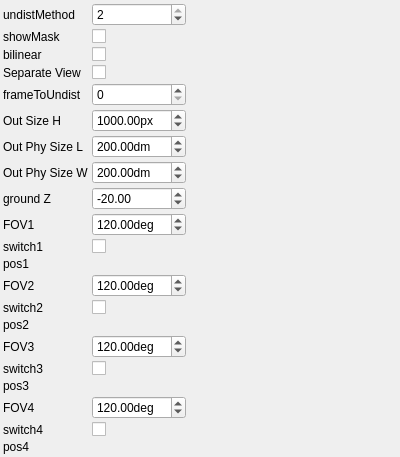
Above: applications/merger/ui/mergerControlWidget.ui from NickPenkrat/corecvs before the change. Below: the same form after it.
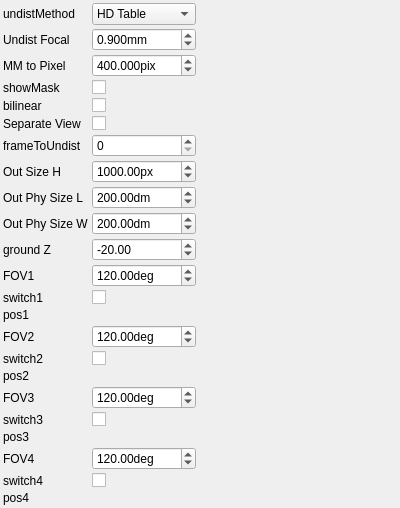
That is the form after the change. Custom widgets are drawn as their Qt base class.

Commit message: New HD table

```diff
--- a/applications/merger/ui/mergerControlWidget.ui
+++ b/applications/merger/ui/mergerControlWidget.ui
@@ -28,191 +28,202 @@
      </widget>
     </item>
     <item row="0" column="1">
-     <widget class="QSpinBox" name="undistMethodSpinBox">
+     <widget class="QComboBox" name="undistMethodComboBox">
        <property name="toolTip">
          <string>undistMethod</string>
        </property>
-       <property name="minimum">
-        <number>0</number>
+       <property name="currentIndex">
+         <number>3</number>
        </property>
-       <property name="maximum">
-        <number>2</number>
-       </property>
-       <property name="singleStep">
-        <number>1</number>
-       </property>
-       <property name="value">
-        <number>2</number>
-       </property>
-       <property name="prefix">
-        <string></string>
-       </property>
-       <property name="suffix">
-        <string></string>
-       </property>
+       <item>
+        <property name="text">
+         <string>None</string>
+        </property>
+       </item>
+       <item>
+        <property name="text">
+         <string>Square Table</string>
+        </property>
+       </item>
+       <item>
+        <property name="text">
+         <string>Radial Table</string>
+        </property>
+       </item>
+       <item>
+        <property name="text">
+         <string>HD Table</string>
+        </property>
+       </item>
      </widget>
     </item>
     <item row="1" column="0">
      <widget class="QLabel" name="label_1">
        <property name="text">
-         <string>showMask</string>
+         <string>Undist Focal</string>
        </property>
      </widget>
     </item>
     <item row="1" column="1">
-     <widget class="QCheckBox" name="showMaskCheckBox">
+     <widget class="QDoubleSpinBox" name="undistFocalSpinBox">
        <property name="toolTip">
-         <string>showMask</string>
+         <string>Undist Focal</string>
        </property>
-       <property name="checked">
-           <bool>1</bool>
+       <property name="decimals">
+        <number>3</number>
+       </property>
+       <property name="minimum">
+        <double>0</double>
+       </property>
+       <property name="maximum">
+        <double>99999</double>
+       </property>
+       <property name="singleStep">
+        <double>1</double>
+       </property>
+       <property name="value">
+        <double>0.9</double>
+       </property>
+       <property name="prefix">
+        <string></string>
+       </property>
+       <property name="suffix">
+        <string>mm</string>
        </property>
      </widget>
     </item>
     <item row="2" column="0">
      <widget class="QLabel" name="label_2">
        <property name="text">
-         <string>bilinear</string>
+         <string>MM to Pixel</string>
        </property>
      </widget>
     </item>
     <item row="2" column="1">
-     <widget class="QCheckBox" name="bilinearCheckBox">
+     <widget class="QDoubleSpinBox" name="mMToPixelSpinBox">
        <property name="toolTip">
-         <string>bilinear</string>
+         <string>MM to Pixel</string>
        </property>
-       <property name="checked">
-           <bool>0</bool>
+       <property name="decimals">
+        <number>3</number>
+       </property>
+       <property name="minimum">
+        <double>0</double>
+       </property>
+       <property name="maximum">
+        <double>99999</double>
+       </property>
+       <property name="singleStep">
+        <double>1</double>
+       </property>
+       <property name="value">
+        <double>400</double>
+       </property>
+       <property name="prefix">
+        <string></string>
+       </property>
+       <property name="suffix">
+        <string>pix</string>
        </property>
      </widget>
     </item>
     <item row="3" column="0">
      <widget class="QLabel" name="label_3">
        <property name="text">
-         <string>Separate View</string>
+         <string>showMask</string>
        </property>
      </widget>
     </item>
     <item row="3" column="1">
-     <widget class="QCheckBox" name="separateViewCheckBox">
+     <widget class="QCheckBox" name="showMaskCheckBox">
        <property name="toolTip">
-         <string>Separate View</string>
+         <string>showMask</string>
        </property>
        <property name="checked">
-           <bool>0</bool>
+           <bool>1</bool>
        </property>
      </widget>
     </item>
     <item row="4" column="0">
      <widget class="QLabel" name="label_4">
        <property name="text">
-         <string>frameToUndist</string>
+         <string>bilinear</string>
        </property>
      </widget>
     </item>
     <item row="4" column="1">
-     <widget class="QSpinBox" name="frameToUndistSpinBox">
+     <widget class="QCheckBox" name="bilinearCheckBox">
        <property name="toolTip">
-         <string>frameToUndist</string>
+         <string>bilinear</string>
        </property>
-       <property name="minimum">
-        <number>0</number>
-       </property>
-       <property name="maximum">
-        <number>3</number>
-       </property>
-       <property name="singleStep">
-        <number>1</number>
-       </property>
-       <property name="value">
-        <number>0</number>
-       </property>
-       <property name="prefix">
-        <string></string>
-       </property>
-       <property name="suffix">
-        <string></string>
+       <property name="checked">
+           <bool>0</bool>
        </property>
      </widget>
     </item>
     <item row="5" column="0">
      <widget class="QLabel" name="label_5">
        <property name="text">
-         <string>Out Size H</string>
+         <string>Separate View</string>
        </property>
      </widget>
     </item>
     <item row="5" column="1">
-     <widget class="QDoubleSpinBox" name="outSizeHSpinBox">
+     <widget class="QCheckBox" name="separateViewCheckBox">
        <property name="toolTip">
-         <string>Out Size H</string>
+         <string>Separate View</string>
        </property>
-       <property name="minimum">
-        <double>10</double>
-       </property>
-       <property name="maximum">
-        <double>99999</double>
-       </property>
-       <property name="singleStep">
-        <double>1</double>
-       </property>
-       <property name="value">
-        <double>1000</double>
-       </property>
-       <property name="prefix">
-        <string></string>
-       </property>
-       <property name="suffix">
-        <string>px</string>
+       <property name="checked">
+           <bool>0</bool>
        </property>
      </widget>
     </item>
     <item row="6" column="0">
      <widget class="QLabel" name="label_6">
        <property name="text">
-         <string>Out Phy Size L</string>
+         <string>frameToUndist</string>
        </property>
      </widget>
     </item>
     <item row="6" column="1">
-     <widget class="QDoubleSpinBox" name="outPhySizeLSpinBox">
+     <widget class="QSpinBox" name="frameToUndistSpinBox">
        <property name="toolTip">
-         <string>Out Phy Size L</string>
+         <string>frameToUndist</string>
        </property>
        <property name="minimum">
-        <double>1</double>
+        <number>0</number>
        </property>
        <property name="maximum">
-        <double>99999</double>
+        <number>3</number>
        </property>
        <property name="singleStep">
-        <double>1</double>
+        <number>1</number>
        </property>
        <property name="value">
-        <double>200</double>
+        <number>0</number>
        </property>
        <property name="prefix">
         <string></string>
        </property>
        <property name="suffix">
-        <string>dm</string>
+        <string></string>
        </property>
      </widget>
     </item>
     <item row="7" column="0">
      <widget class="QLabel" name="label_7">
        <property name="text">
-         <string>Out Phy Size W</string>
+         <string>Out Size H</string>
        </property>
      </widget>
     </item>
     <item row="7" column="1">
-     <widget class="QDoubleSpinBox" name="outPhySizeWSpinBox">
+     <widget class="QDoubleSpinBox" name="outSizeHSpinBox">
        <property name="toolTip">
-         <string>Out Phy Size W</string>
+         <string>Out Size H</string>
        </property>
        <property name="minimum">
-        <double>1</double>
+        <double>10</double>
        </property>
        <property name="maximum">
         <double>99999</double>
@@ -221,30 +232,30 @@
         <double>1</double>
        </property>
        <property name="value">
-        <double>200</double>
+        <double>1000</double>
        </property>
        <property name="prefix">
         <string></string>
        </property>
        <property name="suffix">
-        <string>dm</string>
+        <string>px</string>
        </property>
      </widget>
     </item>
     <item row="8" column="0">
      <widget class="QLabel" name="label_8">
        <property name="text">
-         <string>ground Z</string>
+         <string>Out Phy Size L</string>
        </property>
      </widget>
     </item>
     <item row="8" column="1">
-     <widget class="QDoubleSpinBox" name="groundZSpinBox">
+     <widget class="QDoubleSpinBox" name="outPhySizeLSpinBox">
        <property name="toolTip">
-         <string>ground Z</string>
+         <string>Out Phy Size L</string>
        </property>
        <property name="minimum">
-        <double>-99999</double>
+        <double>1</double>
        </property>
        <property name="maximum">
         <double>99999</double>
@@ -253,269 +264,333 @@
         <double>1</double>
        </property>
        <property name="value">
-        <double>-20</double>
+        <double>200</double>
        </property>
        <property name="prefix">
         <string></string>
        </property>
        <property name="suffix">
-        <string></string>
+        <string>dm</string>
        </property>
      </widget>
     </item>
     <item row="9" column="0">
      <widget class="QLabel" name="label_9">
        <property name="text">
-         <string>FOV1</string>
+         <string>Out Phy Size W</string>
        </property>
      </widget>
     </item>
     <item row="9" column="1">
-     <widget class="QDoubleSpinBox" name="fOV1SpinBox">
+     <widget class="QDoubleSpinBox" name="outPhySizeWSpinBox">
        <property name="toolTip">
-         <string>FOV1</string>
+         <string>Out Phy Size W</string>
        </property>
        <property name="minimum">
         <double>1</double>
        </property>
        <property name="maximum">
-        <double>360</double>
+        <double>99999</double>
        </property>
        <property name="singleStep">
         <double>1</double>
        </property>
        <property name="value">
-        <double>120</double>
+        <double>200</double>
        </property>
        <property name="prefix">
         <string></string>
        </property>
        <property name="suffix">
-        <string>deg</string>
+        <string>dm</string>
        </property>
      </widget>
     </item>
     <item row="10" column="0">
      <widget class="QLabel" name="label_10">
        <property name="text">
-         <string>switch1</string>
+         <string>ground Z</string>
        </property>
      </widget>
     </item>
     <item row="10" column="1">
-     <widget class="QCheckBox" name="switch1CheckBox">
+     <widget class="QDoubleSpinBox" name="groundZSpinBox">
        <property name="toolTip">
-         <string>switch1</string>
+         <string>ground Z</string>
        </property>
-       <property name="checked">
-           <bool>1</bool>
+       <property name="minimum">
+        <double>-99999</double>
+       </property>
+       <property name="maximum">
+        <double>99999</double>
+       </property>
+       <property name="singleStep">
+        <double>1</double>
+       </property>
+       <property name="value">
+        <double>-20</double>
+       </property>
+       <property name="prefix">
+        <string></string>
+       </property>
+       <property name="suffix">
+        <string></string>
        </property>
      </widget>
     </item>
     <item row="11" column="0">
      <widget class="QLabel" name="label_11">
        <property name="text">
-         <string>pos1</string>
+         <string>FOV1</string>
        </property>
      </widget>
     </item>
     <item row="11" column="1">
-     <widget class="EuclidianMoveParametersControlWidget" name="pos1ControlWidget">
+     <widget class="QDoubleSpinBox" name="fOV1SpinBox">
        <property name="toolTip">
-         <string>pos1</string>
+         <string>FOV1</string>
+       </property>
+       <property name="minimum">
+        <double>1</double>
+       </property>
+       <property name="maximum">
+        <double>360</double>
+       </property>
+       <property name="singleStep">
+        <double>1</double>
+       </property>
+       <property name="value">
+        <double>120</double>
+       </property>
+       <property name="prefix">
+        <string></string>
+       </property>
+       <property name="suffix">
+        <string>deg</string>
        </property>
      </widget>
     </item>
     <item row="12" column="0">
      <widget class="QLabel" name="label_12">
        <property name="text">
-         <string>FOV2</string>
+         <string>switch1</string>
        </property>
      </widget>
     </item>
     <item row="12" column="1">
-     <widget class="QDoubleSpinBox" name="fOV2SpinBox">
+     <widget class="QCheckBox" name="switch1CheckBox">
        <property name="toolTip">
-         <string>FOV2</string>
+         <string>switch1</string>
        </property>
-       <property name="minimum">
-        <double>1</double>
-       </property>
-       <property name="maximum">
-        <double>360</double>
-       </property>
-       <property name="singleStep">
-        <double>1</double>
-       </property>
-       <property name="value">
-        <double>120</double>
-       </property>
-       <property name="prefix">
-        <string></string>
-       </property>
-       <property name="suffix">
-        <string>deg</string>
+       <property name="checked">
+           <bool>1</bool>
        </property>
      </widget>
     </item>
     <item row="13" column="0">
      <widget class="QLabel" name="label_13">
        <property name="text">
-         <string>switch2</string>
+         <string>pos1</string>
        </property>
      </widget>
     </item>
     <item row="13" column="1">
-     <widget class="QCheckBox" name="switch2CheckBox">
+     <widget class="EuclidianMoveParametersControlWidget" name="pos1ControlWidget">
        <property name="toolTip">
-         <string>switch2</string>
-       </property>
-       <property name="checked">
-           <bool>1</bool>
+         <string>pos1</string>
        </property>
      </widget>
     </item>
     <item row="14" column="0">
      <widget class="QLabel" name="label_14">
        <property name="text">
-         <string>pos2</string>
+         <string>FOV2</string>
        </property>
      </widget>
     </item>
     <item row="14" column="1">
-     <widget class="EuclidianMoveParametersControlWidget" name="pos2ControlWidget">
+     <widget class="QDoubleSpinBox" name="fOV2SpinBox">
        <property name="toolTip">
-         <string>pos2</string>
+         <string>FOV2</string>
+       </property>
+       <property name="minimum">
+        <double>1</double>
+       </property>
+       <property name="maximum">
+        <double>360</double>
+       </property>
+       <property name="singleStep">
+        <double>1</double>
+       </property>
+       <property name="value">
+        <double>120</double>
+       </property>
+       <property name="prefix">
+        <string></string>
+       </property>
+       <property name="suffix">
+        <string>deg</string>
        </property>
      </widget>
     </item>
     <item row="15" column="0">
      <widget class="QLabel" name="label_15">
        <property name="text">
-         <string>FOV3</string>
+         <string>switch2</string>
        </property>
      </widget>
     </item>
     <item row="15" column="1">
-     <widget class="QDoubleSpinBox" name="fOV3SpinBox">
+     <widget class="QCheckBox" name="switch2CheckBox">
        <property name="toolTip">
-         <string>FOV3</string>
+         <string>switch2</string>
        </property>
-       <property name="minimum">
-        <double>1</double>
-       </property>
-       <property name="maximum">
-        <double>360</double>
-       </property>
-       <property name="singleStep">
-        <double>1</double>
-       </property>
-       <property name="value">
-        <double>120</double>
-       </property>
-       <property name="prefix">
-        <string></string>
-       </property>
-       <property name="suffix">
-        <string>deg</string>
+       <property name="checked">
+           <bool>1</bool>
        </property>
      </widget>
     </item>
     <item row="16" column="0">
      <widget class="QLabel" name="label_16">
        <property name="text">
-         <string>switch3</string>
+         <string>pos2</string>
        </property>
      </widget>
     </item>
     <item row="16" column="1">
-     <widget class="QCheckBox" name="switch3CheckBox">
+     <widget class="EuclidianMoveParametersControlWidget" name="pos2ControlWidget">
        <property name="toolTip">
-         <string>switch3</string>
-       </property>
-       <property name="checked">
-           <bool>1</bool>
+         <string>pos2</string>
        </property>
      </widget>
     </item>
     <item row="17" column="0">
      <widget class="QLabel" name="label_17">
        <property name="text">
-         <string>pos3</string>
+         <string>FOV3</string>
        </property>
      </widget>
     </item>
     <item row="17" column="1">
-     <widget class="EuclidianMoveParametersControlWidget" name="pos3ControlWidget">
+     <widget class="QDoubleSpinBox" name="fOV3SpinBox">
        <property name="toolTip">
-         <string>pos3</string>
+         <string>FOV3</string>
+       </property>
+       <property name="minimum">
+        <double>1</double>
+       </property>
+       <property name="maximum">
+        <double>360</double>
+       </property>
+       <property name="singleStep">
+        <double>1</double>
+       </property>
+       <property name="value">
+        <double>120</double>
+       </property>
+       <property name="prefix">
+        <string></string>
+       </property>
+       <property name="suffix">
+        <string>deg</string>
        </property>
      </widget>
     </item>
     <item row="18" column="0">
      <widget class="QLabel" name="label_18">
        <property name="text">
-         <string>FOV4</string>
+         <string>switch3</string>
        </property>
      </widget>
     </item>
     <item row="18" column="1">
-     <widget class="QDoubleSpinBox" name="fOV4SpinBox">
+     <widget class="QCheckBox" name="switch3CheckBox">
        <property name="toolTip">
-         <string>FOV4</string>
+         <string>switch3</string>
        </property>
-       <property name="minimum">
-        <double>1</double>
-       </property>
-       <property name="maximum">
-        <double>360</double>
-       </property>
-       <property name="singleStep">
-        <double>1</double>
-       </property>
-       <property name="value">
-        <double>120</double>
-       </property>
-       <property name="prefix">
-        <string></string>
-       </property>
-       <property name="suffix">
-        <string>deg</string>
+       <property name="checked">
+           <bool>1</bool>
        </property>
      </widget>
     </item>
     <item row="19" column="0">
      <widget class="QLabel" name="label_19">
        <property name="text">
-         <string>switch4</string>
+         <string>pos3</string>
        </property>
      </widget>
     </item>
     <item row="19" column="1">
-     <widget class="QCheckBox" name="switch4CheckBox">
+     <widget class="EuclidianMoveParametersControlWidget" name="pos3ControlWidget">
        <property name="toolTip">
-         <string>switch4</string>
-       </property>
-       <property name="checked">
-           <bool>1</bool>
+         <string>pos3</string>
        </property>
      </widget>
     </item>
     <item row="20" column="0">
      <widget class="QLabel" name="label_20">
        <property name="text">
-         <string>pos4</string>
+         <string>FOV4</string>
        </property>
      </widget>
     </item>
     <item row="20" column="1">
+     <widget class="QDoubleSpinBox" name="fOV4SpinBox">
+       <property name="toolTip">
+         <string>FOV4</string>
+       </property>
+       <property name="minimum">
+        <double>1</double>
+       </property>
+       <property name="maximum">
+        <double>360</double>
+       </property>
+       <property name="singleStep">
+        <double>1</double>
+       </property>
+       <property name="value">
+        <double>120</double>
+       </property>
+       <property name="prefix">
+        <string></string>
+       </property>
+       <property name="suffix">
+        <string>deg</string>
+       </property>
+     </widget>
+    </item>
+    <item row="21" column="0">
+     <widget class="QLabel" name="label_21">
+       <property name="text">
+         <string>switch4</string>
+       </property>
+     </widget>
+    </item>
+    <item row="21" column="1">
+     <widget class="QCheckBox" name="switch4CheckBox">
+       <property name="toolTip">
+         <string>switch4</string>
+       </property>
+       <property name="checked">
+           <bool>1</bool>
+       </property>
+     </widget>
+    </item>
+    <item row="22" column="0">
+     <widget class="QLabel" name="label_22">
+       <property name="text">
+         <string>pos4</string>
+       </property>
+     </widget>
+    </item>
+    <item row="22" column="1">
      <widget class="EuclidianMoveParametersControlWidget" name="pos4ControlWidget">
        <property name="toolTip">
          <string>pos4</string>
        </property>
      </widget>
     </item>
-   <item row="21" column="0">
+   <item row="23" column="0">
     <spacer name="verticalSpacer">
      <property name="orientation">
       <enum>Qt::Vertical</enum>
@@ -528,7 +603,7 @@
      </property>
     </spacer>
    </item>
-   <item row="21" column="2">
+   <item row="23" column="2">
     <spacer name="horizontalSpacer">
      <property name="orientation">
       <enum>Qt::Horizontal</enum>
```
Left out of the diff: 16 changed lines with no effect on the pictures. The commit also changes 11 other files.
